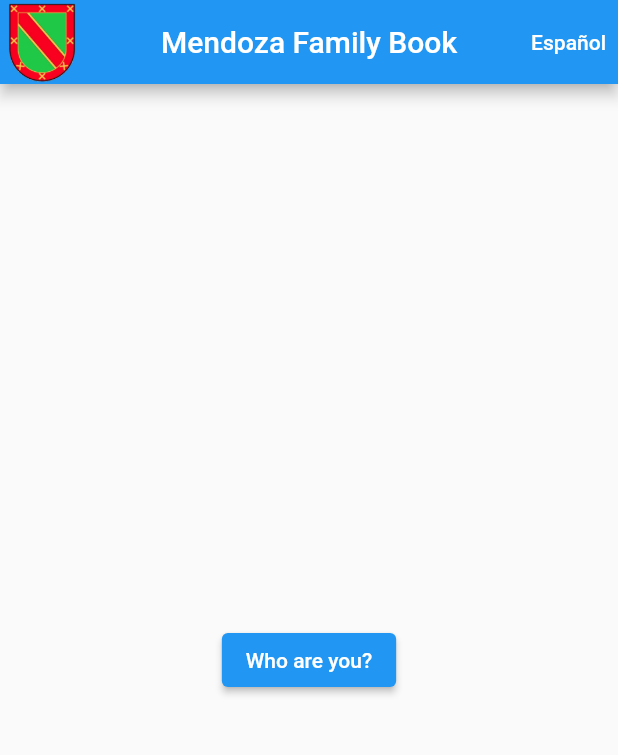
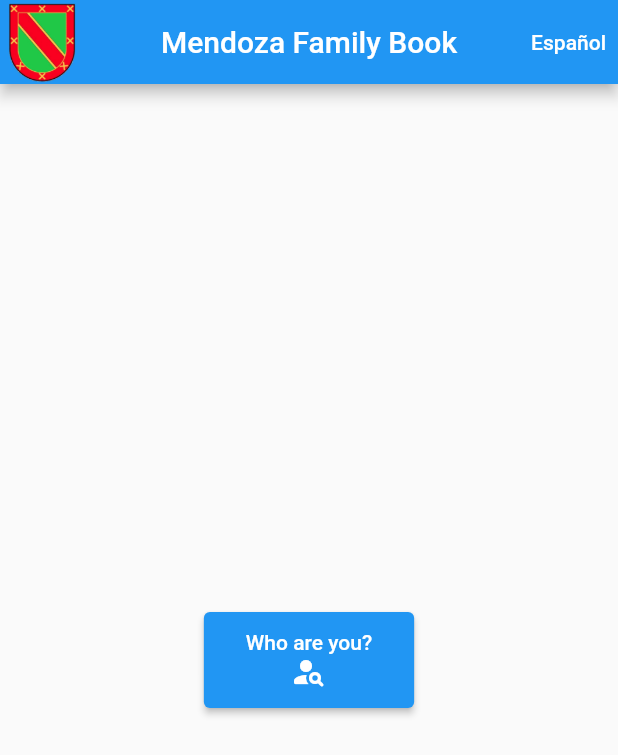
Before and after one commit to rfgmendoza/mendoza_family_app, a Flutter app: the screen it shows after launch, on a phone screen of 412 x 824 dp. Shown: the top 755 px of the screen. Run offline on Flutter 3.47's test engine with Material 2 defaults, Android fonts, the phone set to English and light mode, and no system bars; our stand-ins replace qr_flutter, shared_preferences; missing offline and left inert: graphview, scan.

Commit message:
add cion to login page

```diff
--- a/lib/pages/login_page.dart
+++ b/lib/pages/login_page.dart
@@ -11,7 +11,16 @@ class LoginPage extends StatelessWidget {
   Widget build(BuildContext context) {
     return Center(
         child: ElevatedButton(
-      child: Text(Translation().getString("Who are you?")),
+      child: Padding(
+        padding: const EdgeInsets.all(12.0),
+        child: Column(
+          mainAxisSize: MainAxisSize.min,
+          children: [
+            Text(Translation().getString("Who are you?")),
+            const Icon(Icons.person_search_rounded)
+          ],
+        ),
+      ),
       onPressed: () {
         _navigateToPeoplePicker(context);
       },
```
